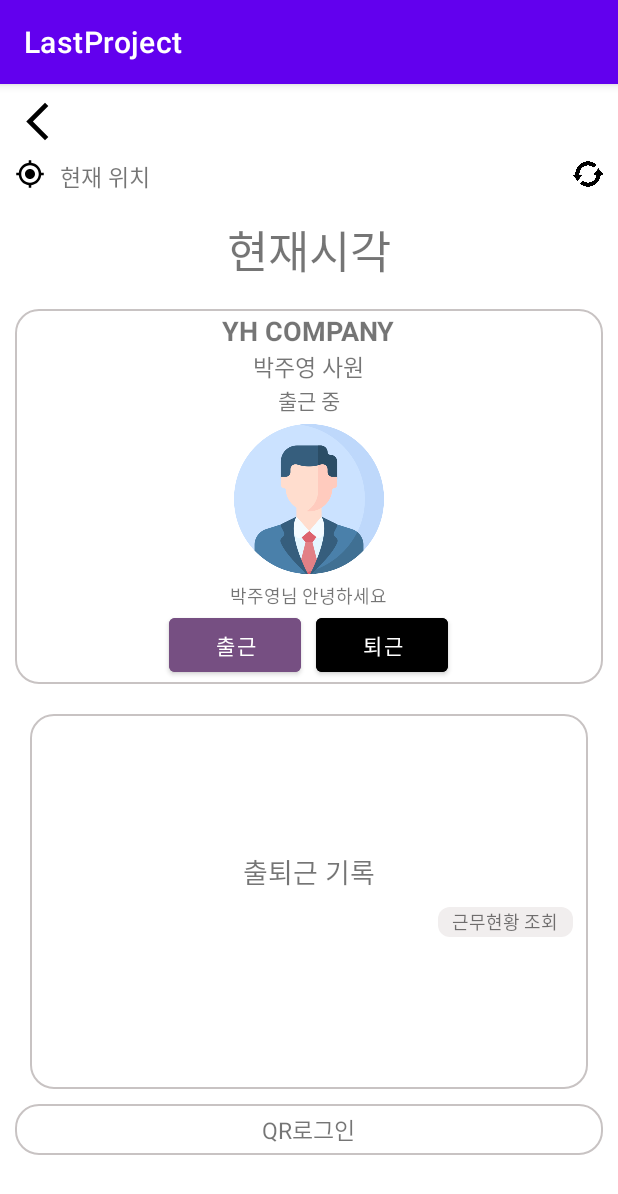
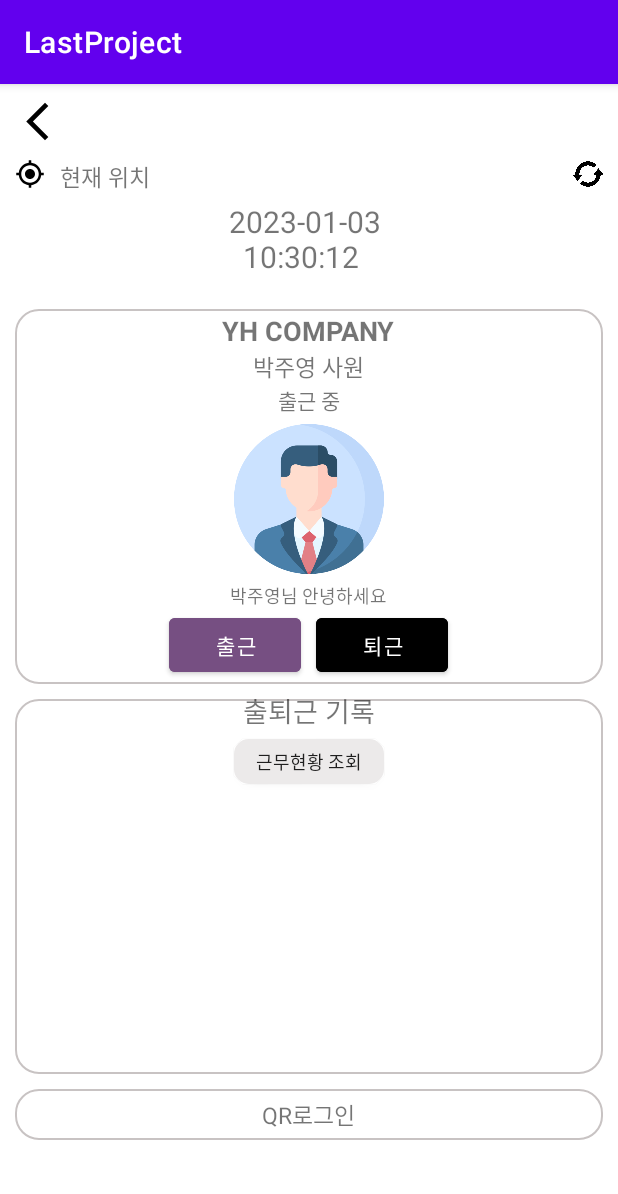
Before and after one commit to tnalss/YH_Company, an Android app: the fragment AttendFragment shown on its own in the app's theme, on a phone screen of 412 x 824 dp. Shown: the top 1194 px of the screen. Run offline under Robolectric (Android 15) with nearby library versions, the phone set to English and light mode, and no system bars.

Commit message:
230103
현재시각 띄우기, 현황조회 및 근태관리 조회 화면으로 연결

```diff
--- a/LastProject/app/src/main/java/com/example/lastproject/MainActivity.java
+++ b/LastProject/app/src/main/java/com/example/lastproject/MainActivity.java
@@ -7,6 +7,7 @@ import android.content.Intent;
 import android.os.Bundle;
 
 
+import com.example.lastproject.attend.AttendFragment;
 import com.example.lastproject.databinding.ActivityMainBinding;
 import com.example.lastproject.ea.EaFragment;
 
@@ -28,7 +29,7 @@ public class MainActivity extends AppCompatActivity {
             }   else if ( item.getItemId() == R.id.btm_item2 ){
                 //일정
             }   else if ( item.getItemId() == R.id.btm_item3 ){
-                //출퇴근
+                getSupportFragmentManager().beginTransaction().replace(R.id.container,new AttendFragment()).commit();
             }   else if ( item.getItemId() == R.id.btm_item4 ){
                 getSupportFragmentManager().beginTransaction().replace(R.id.container,new EaFragment()).commit();
                 //전자결재
--- a/LastProject/app/src/main/java/com/example/lastproject/attend/AttendActivity.java
+++ b/LastProject/app/src/main/java/com/example/lastproject/attend/AttendActivity.java
@@ -12,7 +12,6 @@ import com.example.lastproject.R;
 public class AttendActivity extends AppCompatActivity {
     ImageView back;
     RecyclerView recv_attend_apply;
-    CalendarView calendarview;
 
     @Override
     protected void onCreate(Bundle savedInstanceState) {
@@ -24,9 +23,6 @@ public class AttendActivity extends AppCompatActivity {
                 finish();
             });
 
-        /*캘린더뷰*/
-        calendarview = findViewById(R.id.calendarview);
-
         /*리사이클러뷰_근태관리*/
         recv_attend_apply =findViewById(R.id.recv_attend_apply);
 
--- a/LastProject/app/src/main/java/com/example/lastproject/attend/AttendFragment.java
+++ b/LastProject/app/src/main/java/com/example/lastproject/attend/AttendFragment.java
@@ -1,5 +1,6 @@
 package com.example.lastproject.attend;
 
+import android.content.Intent;
 import android.os.Bundle;
 
 import androidx.fragment.app.Fragment;
@@ -9,25 +10,52 @@ import android.view.LayoutInflater;
 import android.view.View;
 import android.view.ViewGroup;
 import android.widget.Button;
+import android.widget.TextView;
 
 import com.example.lastproject.R;
+
+
+import java.text.SimpleDateFormat;
+import java.util.Date;
 
 public class AttendFragment extends Fragment {
 
     Button on, off;
     RecyclerView recv_attend_record;
-
+    TextView current_time;
+    Button workday;
     @Override
     public View onCreateView(LayoutInflater inflater, ViewGroup container,
                              Bundle savedInstanceState) {
         View v = inflater.inflate(R.layout.fragment_attend_main, container, false);
+        /*현재시각 표시*/
+        current_time = v.findViewById(R.id.current_time);
+        current_time.setText(getCurrentTime());
 
-        /*리사이클러뷰*/
+        /*출근 버튼 클릭*/
+
+        /*퇴근 버튼 클릭*/
+
+        /*리사이클러뷰_출퇴근기록*/
         recv_attend_record = v.findViewById(R.id.recv_attend_record);
 
-
-
-
+        /*근무현황조회 클릭시 attend_activity로 화면전환*/
+        workday = v.findViewById(R.id.workday);
+        workday.setOnClickListener(new View.OnClickListener() {
+            @Override
+            public void onClick(View v) {
+                Intent intent = new Intent(getActivity(), AttendActivity.class);
+                startActivity(intent);
+            }
+        });
         return v;
     }
+
+    private String getCurrentTime() {
+        long now = System.currentTimeMillis();
+        Date date = new Date(now);
+        SimpleDateFormat dateFormat = new SimpleDateFormat("yyyy-MM-dd \n  hh:mm:ss");
+        String getTime = dateFormat.format(date);
+        return getTime;
+    }
 }
--- a/LastProject/app/src/main/res/drawable/calendar.xml
+++ /dev/null
@@ -1,5 +0,0 @@
-<vector android:height="24dp" android:tint="#000000"
-    android:viewportHeight="24" android:viewportWidth="24"
-    android:width="24dp" xmlns:android="http://schemas.android.com/apk/res/android">
-    <path android:fillColor="@android:color/white" android:pathData="M19,4h-1V2h-2v2H8V2H6v2H5C3.89,4 3.01,4.9 3.01,6L3,20c0,1.1 0.89,2 2,2h14c1.1,0 2,-0.9 2,-2V6C21,4.9 20.1,4 19,4zM19,20H5V10h14V20zM9,14H7v-2h2V14zM13,14h-2v-2h2V14zM17,14h-2v-2h2V14zM9,18H7v-2h2V18zM13,18h-2v-2h2V18zM17,18h-2v-2h2V18z"/>
-</vector>
--- a/LastProject/app/src/main/res/drawable/transparent_calendar_element.xml
+++ /dev/null
@@ -1,6 +0,0 @@
-<?xml version="1.0" encoding="utf-8"?>
-<shape xmlns:android="http://schemas.android.com/apk/res/android"
-    android:shape="rectangle">
-    <solid
-        android:color="@android:color/holo_blue_light"/>
-</shape>
--- a/LastProject/app/src/main/res/layout/fragment_attend_main.xml
+++ b/LastProject/app/src/main/res/layout/fragment_attend_main.xml
@@ -63,9 +63,9 @@
                 android:layout_height="wrap_content"
                 android:layout_centerInParent="true"
                 android:layout_gravity="center"
-                android:layout_marginTop="30dp"
+                android:layout_marginTop="10dp"
                 android:text="현재시각"
-                android:textSize="30dp" />
+                android:textSize="20dp" />
         </RelativeLayout>
     </LinearLayout>
 
@@ -129,7 +129,6 @@
         </LinearLayout>
     <!--출퇴근 기록-->
         <LinearLayout
-            android:layout_margin="10dp"
             android:layout_marginBottom="10dp"
             android:background="@drawable/item_radius2"
             android:gravity="center"
@@ -142,21 +141,22 @@
                 android:layout_width="wrap_content"
                 android:layout_height="wrap_content"
                 android:text="출퇴근 기록"/>
-            <TextView
+            <android.widget.Button
+                android:layout_marginTop="5dp"
                 android:gravity="center"
                 android:id="@+id/workday"
-                android:background="@drawable/item_radius4"
-                android:layout_gravity="right"
-                android:layout_margin="10dp"
+                android:layout_gravity="center"
                 style="@style/small_size"
-                android:layout_width="90dp"
-                android:layout_height="20dp"
+                android:layout_width="100dp"
+                android:layout_height="30dp"
+                android:background="@drawable/item_radius"
                 android:text="근무현황 조회"/>
+
 
             <androidx.recyclerview.widget.RecyclerView
                 android:id="@+id/recv_attend_record"
                 android:layout_width="match_parent"
-                android:layout_height="wrap_content"/>
+                android:layout_height="200dp"/>
         </LinearLayout>
 
         <!--QR 출퇴근-->
--- a/LastProject/app/src/main/res/values-night/themes.xml
+++ b/LastProject/app/src/main/res/values-night/themes.xml
@@ -2,7 +2,7 @@
     <!-- Base application theme. -->
     <style name="Theme.LastProject" parent="Theme.MaterialComponents.DayNight.DarkActionBar">
         <!-- Primary brand color. -->
-        <item name="colorPrimary">@color/purple_200</item>
+        <item name="colorPrimary">@color/purple_500</item>
         <item name="colorPrimaryVariant">@color/purple_700</item>
         <item name="colorOnPrimary">@color/black</item>
         <!-- Secondary brand color. -->
--- a/LastProject/gradle.properties
+++ b/LastProject/gradle.properties
@@ -19,3 +19,5 @@ android.useAndroidX=true
 # resources declared in the library itself and none from the library's dependencies,
 # thereby reducing the size of the R class for that library
 android.nonTransitiveRClass=true
+#230103 ?? -- ?? ???? ??
+android.enableJetifier=true
--- a/LastProject/settings.gradle
+++ b/LastProject/settings.gradle
@@ -4,6 +4,7 @@ pluginManagement {
         google()
         mavenCentral()
         maven { url 'https://devrepo.kakao.com/nexus/content/groups/public/'}
+        maven { url 'https://jitpack.io' }
     }
 }
 dependencyResolutionManagement {
@@ -12,6 +13,7 @@ dependencyResolutionManagement {
         google()
         mavenCentral()
         maven { url 'https://devrepo.kakao.com/nexus/content/groups/public/'}
+        maven { url 'https://jitpack.io' }
     }
 }
 rootProject.name = "LastProject"
```
Also changed, not shown: LastProject/app/build.gradle (+6 -1 lines), LastProject/app/src/main/java/com/example/lastproject/attend/Attend_Activity_Adapter.java (added, +55 -0 lines), LastProject/app/src/main/res/drawable/calendar_selector.xml (deleted, +0 -11 lines), LastProject/app/src/main/res/layout/activity_attend.xml (+43 -36 lines), LastProject/app/src/main/res/layout/item_recv_attend_apply.xml (+22 -15 lines), LastProject/app/src/main/res/navigation/nav_graph.xml (+6 -7 lines), LastProject/app/src/main/res/values/style.xml (+0 -42 lines), LastProject/conn/src/main/java/com/example/conn/CommonMethod.java (+0 -20 lines).
